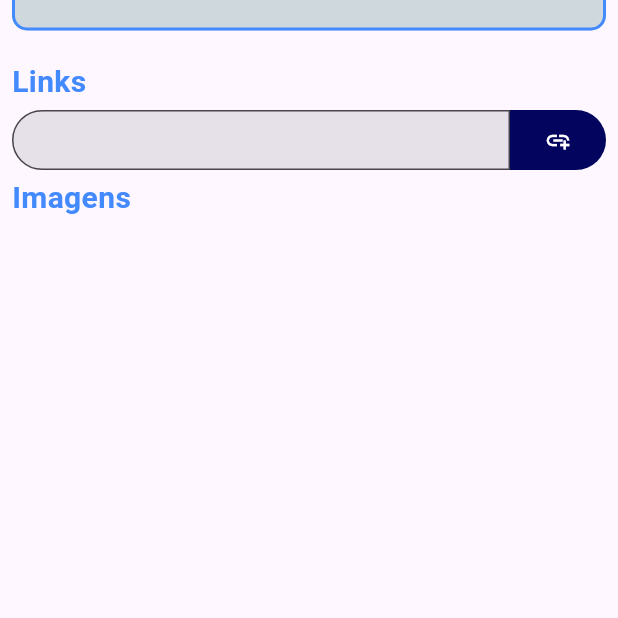
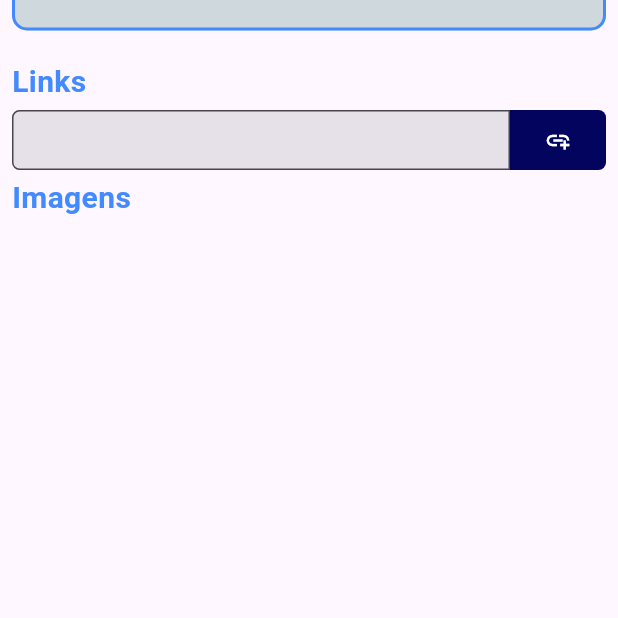
Before and after one commit to JamersonCarlos/studyup_projectFlutter, a Flutter app: the Anotations screen opened directly with empty values, on a phone screen of 412 x 824 dp, the part 472-1090 px from its top. Run offline on Flutter 3.47's test engine with Material 2 defaults, Android fonts, the phone set to English and light mode, and no system bars; drawn by our look-alikes of flutter_speed_dial; our stand-ins replace bloc, circle_nav_bar, cloud_firestore, firebase_auth, firebase_core, firebase_messaging and 10 more; missing offline and left inert: dart:html, day_night_time_picker, flutter_sound_lite, time_picker_spinner_pop_up; accounts and stored records are empty.

Commit message:
bug resolved input

```diff
--- a/lib/pages/PageAnotations.dart
+++ b/lib/pages/PageAnotations.dart
@@ -152,9 +152,8 @@ class _AnotationsState extends State<Anotations> {
               ListView.builder(
                 shrinkWrap: true,
                 scrollDirection: Axis.vertical,
-                itemCount: links.length + 1,
+                itemCount: links.length,
                 itemBuilder: (context, index) {
-                  if (index <= links.length - 1) {
                   return Padding(
                     padding: const EdgeInsets.all(1.0),
                     child: Container(
@@ -178,8 +177,7 @@ class _AnotationsState extends State<Anotations> {
                                   scrollDirection: Axis.horizontal,
                                   child: Text(
                                     links[index],
-                                      style:
-                                          const TextStyle(color: Colors.white),
+                                    style: const TextStyle(color: Colors.white),
                                   ),
                                 ),
                               ),
@@ -203,29 +201,28 @@ class _AnotationsState extends State<Anotations> {
                       ),
                     ),
                   );
-                  } else {
-                    return Row(
+                },
+              ),
+              Row(
                 mainAxisSize: MainAxisSize.max,
                 children: [
-                        Flexible(
-                          child: SizedBox(
+                  Expanded(
+                    child: Container(
                       height: 40,
                       child: TextField(
-                              cursorColor: Colors.amberAccent,
+                        cursorColor: Colors.black,
                         onTap: () {
                           setState(() {
                             floatingButtonActivate = false;
                           });
                         },
                         controller: linkInput,
-                              expands: true,
-                              maxLines: null,
                         decoration: const InputDecoration(
                           filled: true,
                           border: OutlineInputBorder(
                             borderRadius: BorderRadius.only(
-                                    topLeft: Radius.circular(20),
-                                    bottomLeft: Radius.circular(20),
+                              topLeft: Radius.circular(5),
+                              bottomLeft: Radius.circular(5),
                             ),
                           ),
                         ),
@@ -235,14 +232,12 @@ class _AnotationsState extends State<Anotations> {
                   TextButton(
                     onPressed: () {
                       setState(() {
-                              FocusScopeNode currentFocus =
-                                  FocusScope.of(context);
+                        FocusScopeNode currentFocus = FocusScope.of(context);
                         if (!currentFocus.hasPrimaryFocus) {
                           floatingButtonActivate = true;
                           currentFocus.unfocus();
                         }
-                              bool _validURL =
-                                  Uri.parse(linkInput.text).isAbsolute;
+                        bool _validURL = Uri.parse(linkInput.text).isAbsolute;
                         if (linkInput.text.isNotEmpty) {
                           if (_validURL) {
                             links.add(linkInput.text);
@@ -269,8 +264,8 @@ class _AnotationsState extends State<Anotations> {
                         borderRadius: BorderRadius.only(
                           topLeft: Radius.circular(0),
                           bottomLeft: Radius.circular(0),
-                                topRight: Radius.circular(20),
-                                bottomRight: Radius.circular(20),
+                          topRight: Radius.circular(5),
+                          bottomRight: Radius.circular(5),
                         ),
                       ),
                       backgroundColor: Color(0xFF03045E),
@@ -281,9 +276,6 @@ class _AnotationsState extends State<Anotations> {
                     ),
                   )
                 ],
-                    );
-                  }
-                },
               ),
               Text(
                 "Imagens",
@@ -295,7 +287,7 @@ class _AnotationsState extends State<Anotations> {
               Padding(
                 padding: const EdgeInsets.only(top: 15),
                 child: Container(
-                  height: 300,
+                  height: 150,
                   child: ListView.builder(
                     shrinkWrap: true,
                     scrollDirection: Axis.horizontal,
```
Lines whose indentation alone changed are shown as unchanged.
